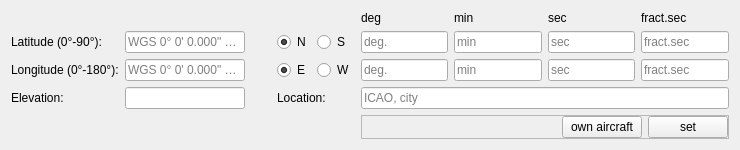
First picture: the form in src/blackgui/editors/coordinateform.ui, repository swift-project/pilotclient, before the edit.
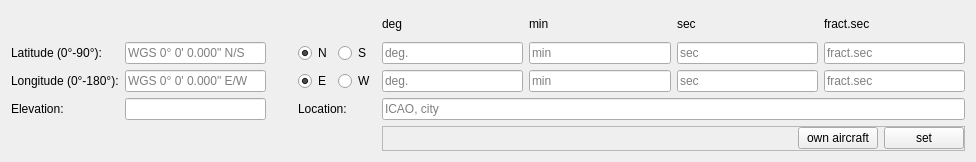
Second picture: the form after the edit. Custom widgets are drawn as their Qt base class.

```diff
--- a/src/blackgui/editors/coordinateform.ui
+++ b/src/blackgui/editors/coordinateform.ui
@@ -6,10 +6,16 @@
    <rect>
     <x>0</x>
     <y>0</y>
-    <width>740</width>
-    <height>144</height>
+    <width>976</width>
+    <height>162</height>
    </rect>
   </property>
+  <property name="sizePolicy">
+   <sizepolicy hsizetype="Preferred" vsizetype="Preferred">
+    <horstretch>0</horstretch>
+    <verstretch>0</verstretch>
+   </sizepolicy>
+  </property>
   <property name="windowTitle">
    <string>Frame</string>
   </property>
```
Left out of the diff: 2 changed lines with no effect on the pictures.
